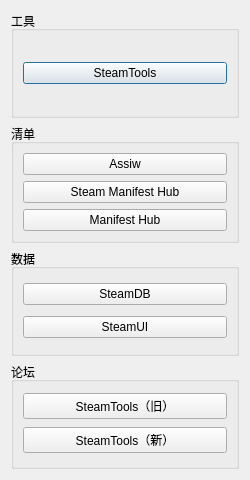
Before: the Qt Designer form openwebsitedialog.ui in LTJJer/SteamTools-Manifest-Manager, drawn with Qt 5.
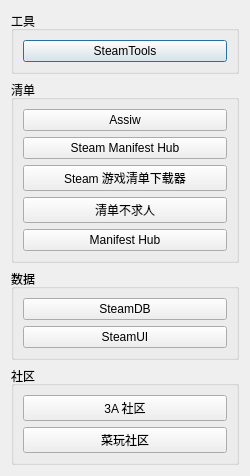
After: the same form once the commit is applied.

The edit to the form file:
```diff
--- a/openwebsitedialog.ui
+++ b/openwebsitedialog.ui
@@ -7,20 +7,14 @@
     <x>0</x>
     <y>0</y>
     <width>250</width>
-    <height>480</height>
+    <height>454</height>
    </rect>
   </property>
-  <property name="minimumSize">
-   <size>
-    <width>250</width>
-    <height>480</height>
-   </size>
-  </property>
-  <property name="maximumSize">
-   <size>
-    <width>250</width>
-    <height>480</height>
-   </size>
+  <property name="sizePolicy">
+   <sizepolicy hsizetype="Preferred" vsizetype="Preferred">
+    <horstretch>0</horstretch>
+    <verstretch>0</verstretch>
+   </sizepolicy>
   </property>
   <property name="windowTitle">
    <string>网站</string>
@@ -62,6 +56,20 @@
         </property>
        </widget>
       </item>
+      <item>
+       <widget class="QPushButton" name="btn_Manifest_SteamManifestDownloader">
+        <property name="text">
+         <string>Steam 游戏清单下载器</string>
+        </property>
+       </widget>
+      </item>
+      <item>
+       <widget class="QPushButton" name="pushButton">
+        <property name="text">
+         <string>清单不求人</string>
+        </property>
+       </widget>
+      </item>
       <item>
        <widget class="QPushButton" name="btn_Manifest_ManifestHub">
         <property name="text">
@@ -98,20 +106,20 @@
    <item>
     <widget class="QGroupBox" name="gbx_Forum">
      <property name="title">
-      <string>论坛</string>
+      <string>社区</string>
      </property>
      <layout class="QVBoxLayout" name="verticalLayout_4">
       <item>
        <widget class="QPushButton" name="btn_Forum_SteamToolsOld">
         <property name="text">
-         <string>SteamTools（旧）</string>
+         <string>3A 社区</string>
         </property>
        </widget>
       </item>
       <item>
        <widget class="QPushButton" name="btn_Forum_SteamToolsNew">
         <property name="text">
-         <string>SteamTools（新）</string>
+         <string>菜玩社区</string>
         </property>
        </widget>
       </item>
```
Left out of the diff: 6 changed lines with no effect on the pictures.
